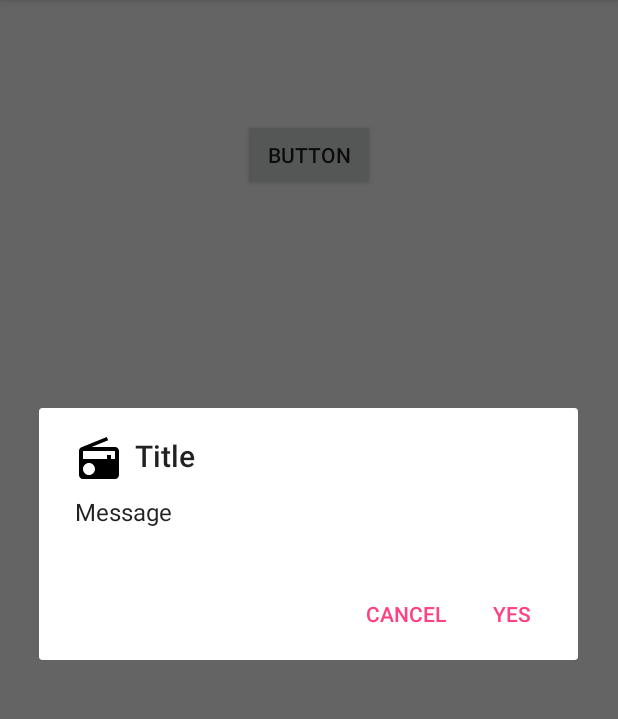
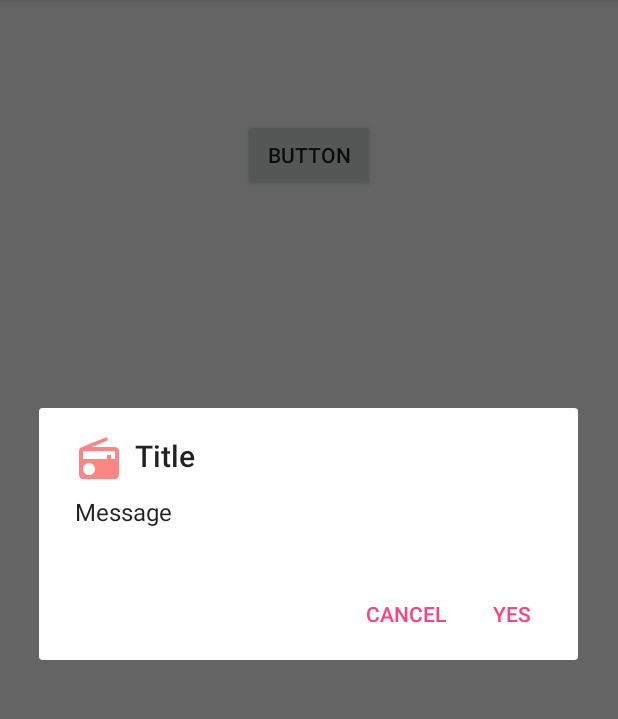
Before and after one commit to oleguka/Kiborf, an Android app: the screen it shows after launch (MainActivity), after a tap on "BUTTON", on a phone screen of 412 x 824 dp, the part 84-803 px from its top. Run offline under Robolectric (Android 15) with nearby library versions, the phone set to English and light mode, and no system bars.

Commit message:
new color
color

```diff
--- a/app/src/main/res/drawable/ic_radio.xml
+++ b/app/src/main/res/drawable/ic_radio.xml
@@ -4,6 +4,6 @@
         android:viewportWidth="24.0"
         android:viewportHeight="24.0">
     <path
-        android:fillColor="#FF000000"
+        android:fillColor="#ff8484"
         android:pathData="M3.24,6.15C2.51,6.43 2,7.17 2,8v12c0,1.1 0.89,2 2,2h16c1.11,0 2,-0.9 2,-2L22,8c0,-1.11 -0.89,-2 -2,-2L8.3,6l8.26,-3.34L15.88,1 3.24,6.15zM7,20c-1.66,0 -3,-1.34 -3,-3s1.34,-3 3,-3 3,1.34 3,3 -1.34,3 -3,3zM20,12h-2v-2h-2v2L4,12L4,8h16v4z"/>
 </vector>
```
